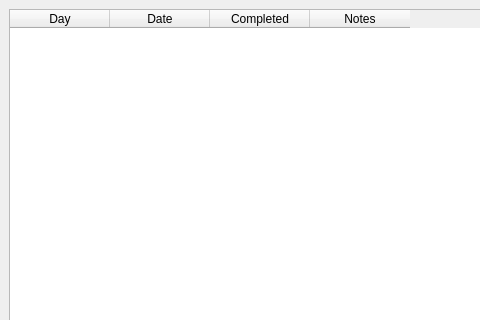
Before: the Qt Designer form forms/days_challenger.ui in RomkaGP228/challanger_analizer, drawn with Qt 5; both pictures show x 0 to 480 and y 0 to 320 of the 760 by 598 pixel window.
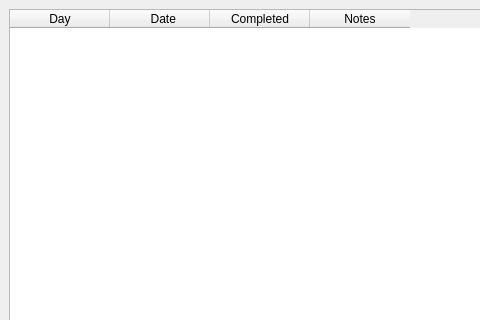
After: the same form once the commit is applied.

Commit message: fixed bugs w/ 0001 in duration

```diff
--- a/forms/days_challenger.ui
+++ b/forms/days_challenger.ui
@@ -26,7 +26,7 @@
         </column>
         <column>
          <property name="text">
-          <string>Date</string>
+          <string>        Date      </string>
          </property>
         </column>
         <column>
```
The commit also changes 2 other files.
